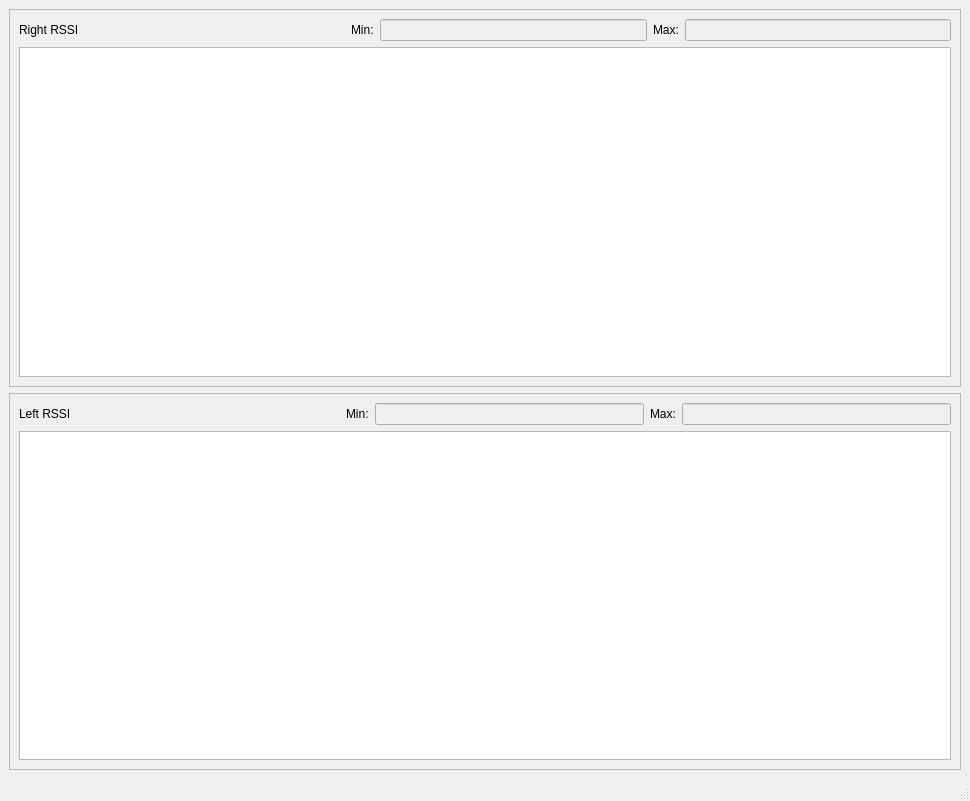
Qt form configurator/fpvtracker/mainwindow.ui (deets/fpv-tracker) before a commit.
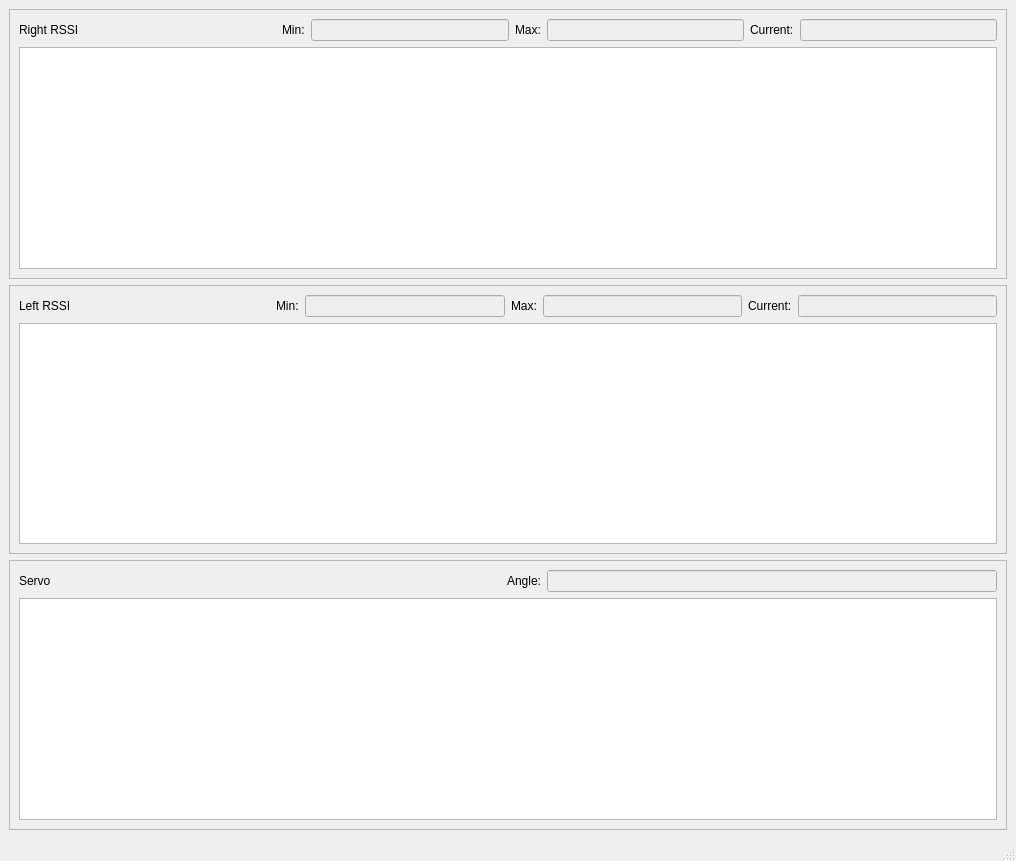
The same form after that commit.

Commit message: Display servo angle

Diff of the .ui file:
```diff
--- a/configurator/fpvtracker/mainwindow.ui
+++ b/configurator/fpvtracker/mainwindow.ui
@@ -6,17 +6,17 @@
    <rect>
     <x>0</x>
     <y>0</y>
-    <width>970</width>
-    <height>801</height>
+    <width>1016</width>
+    <height>861</height>
    </rect>
   </property>
   <property name="windowTitle">
    <string>MainWindow</string>
   </property>
   <widget class="QWidget" name="centralwidget">
-   <layout class="QVBoxLayout" name="verticalLayout_3">
+   <layout class="QVBoxLayout" name="verticalLayout_4">
     <item>
-     <widget class="QFrame" name="frame_2">
+     <widget class="QFrame" name="rigth">
       <property name="frameShape">
        <enum>QFrame::StyledPanel</enum>
       </property>
@@ -25,7 +25,7 @@
       </property>
       <layout class="QVBoxLayout" name="verticalLayout_2">
        <item>
-        <layout class="QHBoxLayout" name="horizontalLayout_2">
+        <layout class="QHBoxLayout" name="horizontalLayout_3">
          <item>
           <widget class="QLabel" name="label_5">
            <property name="text">
@@ -74,6 +74,20 @@
            </property>
           </widget>
          </item>
+         <item>
+          <widget class="QLabel" name="label_9">
+           <property name="text">
+            <string>Current:</string>
+           </property>
+          </widget>
+         </item>
+         <item>
+          <widget class="QLineEdit" name="right_rssi_current">
+           <property name="enabled">
+            <bool>false</bool>
+           </property>
+          </widget>
+         </item>
         </layout>
        </item>
        <item>
@@ -99,7 +113,7 @@
      </widget>
     </item>
     <item>
-     <widget class="QFrame" name="frame">
+     <widget class="QFrame" name="left">
       <property name="frameShape">
        <enum>QFrame::StyledPanel</enum>
       </property>
@@ -108,7 +122,7 @@
       </property>
       <layout class="QVBoxLayout" name="verticalLayout">
        <item>
-        <layout class="QHBoxLayout" name="horizontalLayout">
+        <layout class="QHBoxLayout" name="horizontalLayout_2">
          <item>
           <widget class="QLabel" name="label_2">
            <property name="text">
@@ -157,6 +171,20 @@
            </property>
           </widget>
          </item>
+         <item>
+          <widget class="QLabel" name="label_8">
+           <property name="text">
+            <string>Current:</string>
+           </property>
+          </widget>
+         </item>
+         <item>
+          <widget class="QLineEdit" name="left_rssi_current">
+           <property name="enabled">
+            <bool>false</bool>
+           </property>
+          </widget>
+         </item>
         </layout>
        </item>
        <item>
@@ -181,6 +209,75 @@
       </layout>
      </widget>
     </item>
+    <item>
+     <widget class="QFrame" name="servo">
+      <property name="frameShape">
+       <enum>QFrame::StyledPanel</enum>
+      </property>
+      <property name="frameShadow">
+       <enum>QFrame::Raised</enum>
+      </property>
+      <layout class="QVBoxLayout" name="verticalLayout_3">
+       <item>
+        <layout class="QHBoxLayout" name="horizontalLayout">
+         <item>
+          <widget class="QLabel" name="label_15">
+           <property name="text">
+            <string>Servo</string>
+           </property>
+          </widget>
+         </item>
+         <item>
+          <spacer name="horizontalSpacer_4">
+           <property name="orientation">
+            <enum>Qt::Horizontal</enum>
+           </property>
+           <property name="sizeHint" stdset="0">
+            <size>
+             <width>40</width>
+             <height>20</height>
+            </size>
+           </property>
+          </spacer>
+         </item>
+         <item>
+          <widget class="QLabel" name="label_16">
+           <property name="text">
+            <string>Angle:</string>
+           </property>
+          </widget>
+         </item>
+         <item>
+          <widget class="QLineEdit" name="servo_angle">
+           <property name="enabled">
+            <bool>false</bool>
+           </property>
+          </widget>
+         </item>
+        </layout>
+       </item>
+       <item>
+        <widget class="QGraphicsView" name="servo_view">
+         <property name="sizePolicy">
+          <sizepolicy hsizetype="Expanding" vsizetype="MinimumExpanding">
+           <horstretch>0</horstretch>
+           <verstretch>0</verstretch>
+          </sizepolicy>
+         </property>
+         <property name="verticalScrollBarPolicy">
+          <enum>Qt::ScrollBarAlwaysOff</enum>
+         </property>
+         <property name="horizontalScrollBarPolicy">
+          <enum>Qt::ScrollBarAlwaysOff</enum>
+         </property>
+         <property name="renderHints">
+          <set>QPainter::Antialiasing|QPainter::TextAntialiasing</set>
+         </property>
+        </widget>
+       </item>
+      </layout>
+     </widget>
+    </item>
    </layout>
   </widget>
   <widget class="QMenuBar" name="menubar">
```
Left out of the diff: 4 changed lines with no effect on the pictures. The commit also changes 2 other files.
